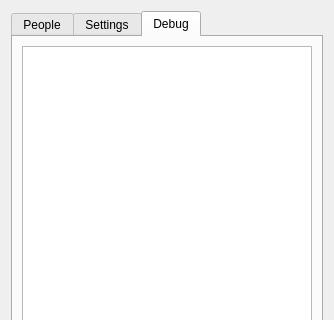
Above: ui/peerdialog.ui from shaan7/Kapotah before the change; both pictures show x 0 to 334 and y 0 to 320 of the 334 by 480 pixel window. Below: the same form after it.
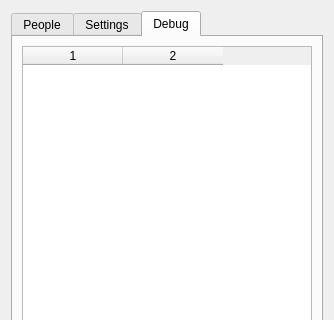
That is the form after the change. The open tabs and pages were chosen to show the change. Icons and pictures are not drawn.

Diff of the .ui file:
```diff
--- a/ui/peerdialog.ui
+++ b/ui/peerdialog.ui
@@ -393,10 +393,24 @@
       </attribute>
       <layout class="QVBoxLayout" name="verticalLayout_3">
        <item>
-        <widget class="QPlainTextEdit" name="debugText">
-         <property name="readOnly">
+        <widget class="QTableWidget" name="debugTable">
+         <property name="editTriggers">
+          <set>QAbstractItemView::NoEditTriggers</set>
+         </property>
+         <property name="alternatingRowColors">
           <bool>true</bool>
          </property>
+         <property name="sortingEnabled">
+          <bool>true</bool>
+         </property>
+         <property name="cornerButtonEnabled">
+          <bool>true</bool>
+         </property>
+         <property name="columnCount">
+          <number>2</number>
+         </property>
+         <column/>
+         <column/>
         </widget>
        </item>
       </layout>
```
Left out of the diff: 2 changed lines with no effect on the pictures.
